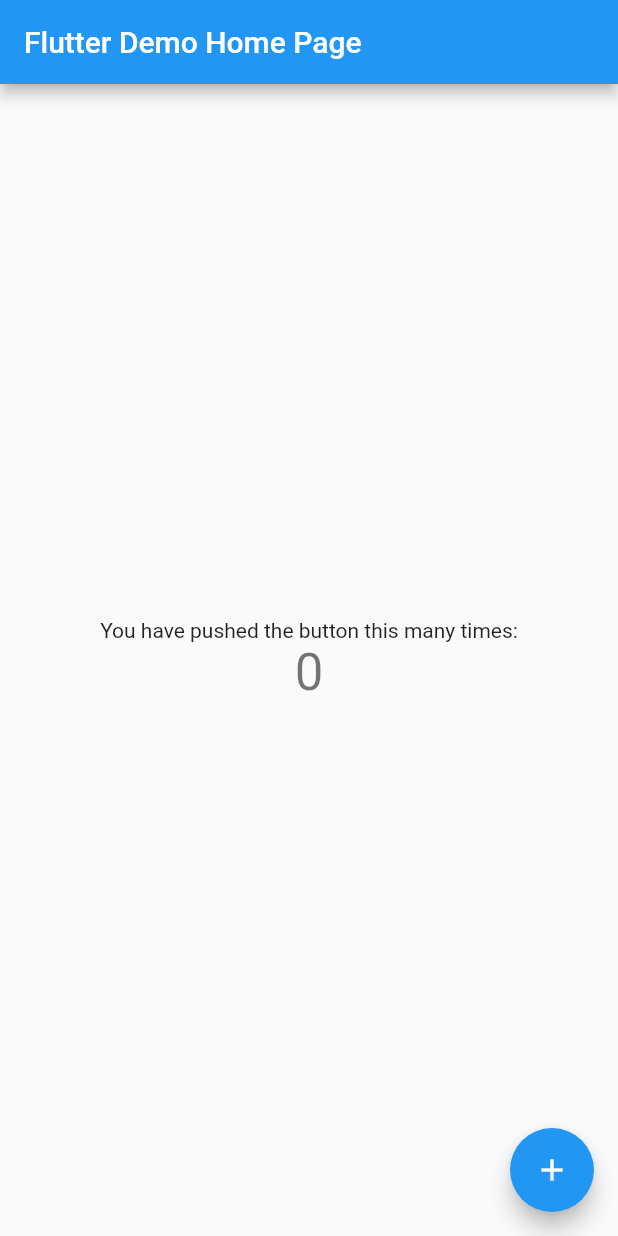
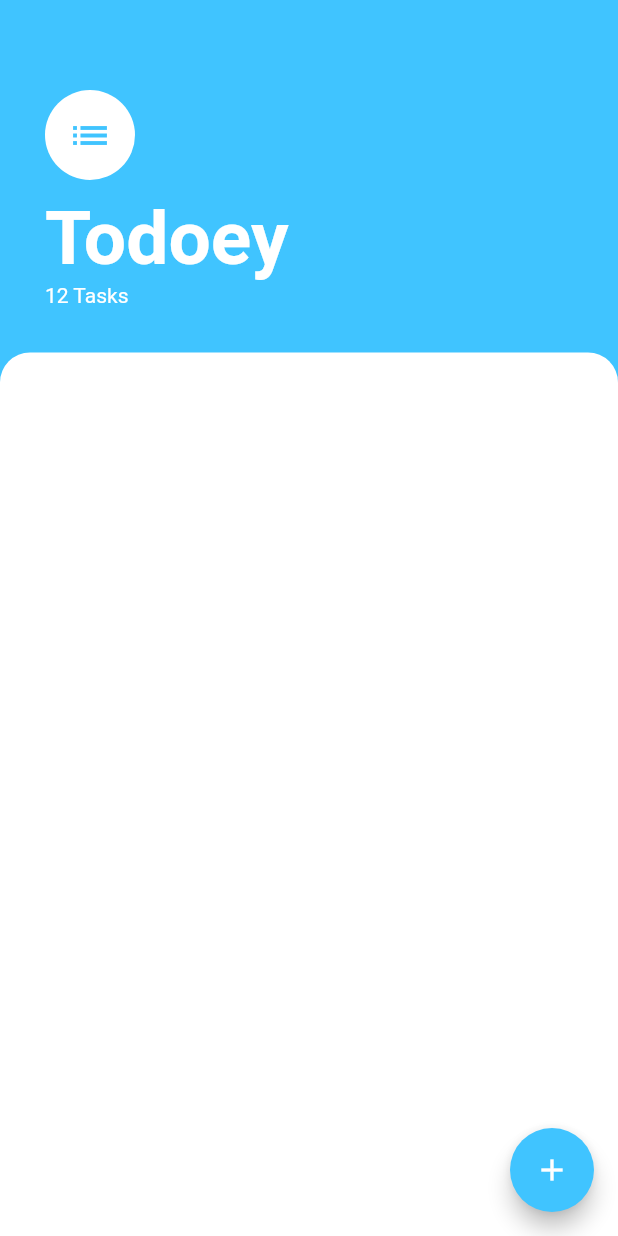
Before and after one commit to LearningRepos/mobileDevLearning, a Flutter app: the screen it shows after launch, on a phone screen of 412 x 824 dp. Run offline on Flutter 3.47's test engine with Material 2 defaults, Android fonts, the phone set to English and light mode, and no system bars; our stand-ins replace animated_text_kit, audioplayers, cloud_firestore, firebase_auth, firebase_core, flutter_spinkit and 4 more; accounts and stored records are empty.

Commit message:
Designed the main component of the app

```diff
--- a/Todoey/lib/main.dart
+++ b/Todoey/lib/main.dart
@@ -1,117 +1,17 @@
 import 'package:flutter/material.dart';
+
+import 'screens/tasks_screen.dart';
 
 void main() {
   runApp(MyApp());
 }
 
 class MyApp extends StatelessWidget {
-  // This widget is the root of your application.
   @override
   Widget build(BuildContext context) {
     return MaterialApp(
-      title: 'Flutter Demo',
-      theme: ThemeData(
-        // This is the theme of your application.
-        //
-        // Try running your application with "flutter run". You'll see the
-        // application has a blue toolbar. Then, without quitting the app, try
-        // changing the primarySwatch below to Colors.green and then invoke
-        // "hot reload" (press "r" in the console where you ran "flutter run",
-        // or simply save your changes to "hot reload" in a Flutter IDE).
-        // Notice that the counter didn't reset back to zero; the application
-        // is not restarted.
-        primarySwatch: Colors.blue,
-        // This makes the visual density adapt to the platform that you run
-        // the app on. For desktop platforms, the controls will be smaller and
-        // closer together (more dense) than on mobile platforms.
-        visualDensity: VisualDensity.adaptivePlatformDensity,
-      ),
-      home: MyHomePage(title: 'Flutter Demo Home Page'),
+      debugShowCheckedModeBanner: false,
+      home: TasksScreen(),
     );
   }
 }
-
-class MyHomePage extends StatefulWidget {
-  MyHomePage({Key key, this.title}) : super(key: key);
-
-  // This widget is the home page of your application. It is stateful, meaning
-  // that it has a State object (defined below) that contains fields that affect
-  // how it looks.
-
-  // This class is the configuration for the state. It holds the values (in this
-  // case the title) provided by the parent (in this case the App widget) and
-  // used by the build method of the State. Fields in a Widget subclass are
-  // always marked "final".
-
-  final String title;
-
-  @override
-  _MyHomePageState createState() => _MyHomePageState();
-}
-
-class _MyHomePageState extends State<MyHomePage> {
-  int _counter = 0;
-
-  void _incrementCounter() {
-    setState(() {
-      // This call to setState tells the Flutter framework that something has
-      // changed in this State, which causes it to rerun the build method below
-      // so that the display can reflect the updated values. If we changed
-      // _counter without calling setState(), then the build method would not be
-      // called again, and so nothing would appear to happen.
-      _counter++;
-    });
-  }
-
-  @override
-  Widget build(BuildContext context) {
-    // This method is rerun every time setState is called, for instance as done
-    // by the _incrementCounter method above.
-    //
-    // The Flutter framework has been optimized to make rerunning build methods
-    // fast, so that you can just rebuild anything that needs updating rather
-    // than having to individually change instances of widgets.
-    return Scaffold(
-      appBar: AppBar(
-        // Here we take the value from the MyHomePage object that was created by
-        // the App.build method, and use it to set our appbar title.
-        title: Text(widget.title),
-      ),
-      body: Center(
-        // Center is a layout widget. It takes a single child and positions it
-        // in the middle of the parent.
-        child: Column(
-          // Column is also a layout widget. It takes a list of children and
-          // arranges them vertically. By default, it sizes itself to fit its
-          // children horizontally, and tries to be as tall as its parent.
-          //
-          // Invoke "debug painting" (press "p" in the console, choose the
-          // "Toggle Debug Paint" action from the Flutter Inspector in Android
-          // Studio, or the "Toggle Debug Paint" command in Visual Studio Code)
-          // to see the wireframe for each widget.
-          //
-          // Column has various properties to control how it sizes itself and
-          // how it positions its children. Here we use mainAxisAlignment to
-          // center the children vertically; the main axis here is the vertical
-          // axis because Columns are vertical (the cross axis would be
-          // horizontal).
-          mainAxisAlignment: MainAxisAlignment.center,
-          children: <Widget>[
-            Text(
-              'You have pushed the button this many times:',
-            ),
-            Text(
-              '$_counter',
-              style: Theme.of(context).textTheme.headline4,
-            ),
-          ],
-        ),
-      ),
-      floatingActionButton: FloatingActionButton(
-        onPressed: _incrementCounter,
-        tooltip: 'Increment',
-        child: Icon(Icons.add),
-      ), // This trailing comma makes auto-formatting nicer for build methods.
-    );
-  }
-}
--- /dev/null
+++ b/Todoey/lib/screens/tasks_screen.dart
@@ -0,0 +1,69 @@
+import 'package:flutter/material.dart';
+import 'package:flutter/widgets.dart';
+
+class TasksScreen extends StatelessWidget {
+  @override
+  Widget build(BuildContext context) {
+    return Scaffold(
+      backgroundColor: Colors.lightBlueAccent,
+      floatingActionButton: FloatingActionButton(
+        onPressed: () {},
+        backgroundColor: Colors.lightBlueAccent,
+        child: Icon(Icons.add),
+      ),
+      body: Column(
+        crossAxisAlignment: CrossAxisAlignment.start,
+        children: [
+          Container(
+            padding: EdgeInsets.only(
+              top: 60,
+              bottom: 30,
+              left: 30,
+              right: 30,
+            ),
+            child: Column(
+              crossAxisAlignment: CrossAxisAlignment.start,
+              children: [
+                CircleAvatar(
+                  backgroundColor: Colors.white,
+                  radius: 30,
+                  child: Icon(
+                    Icons.list,
+                    color: Colors.lightBlueAccent,
+                    size: 30,
+                  ),
+                ),
+                SizedBox(
+                  height: 10,
+                ),
+                Text(
+                  "Todoey",
+                  style: TextStyle(
+                      fontSize: 50,
+                      color: Colors.white,
+                      fontWeight: FontWeight.w700),
+                ),
+                Text(
+                  "12 Tasks",
+                  style: TextStyle(
+                    color: Colors.white,
+                  ),
+                ),
+              ],
+            ),
+          ),
+          Expanded(
+            child: Container(
+              decoration: BoxDecoration(
+                color: Colors.white,
+                borderRadius: BorderRadius.only(
+                    topLeft: Radius.circular(20),
+                    topRight: Radius.circular(20)),
+              ),
+            ),
+          ),
+        ],
+      ),
+    );
+  }
+}
```
